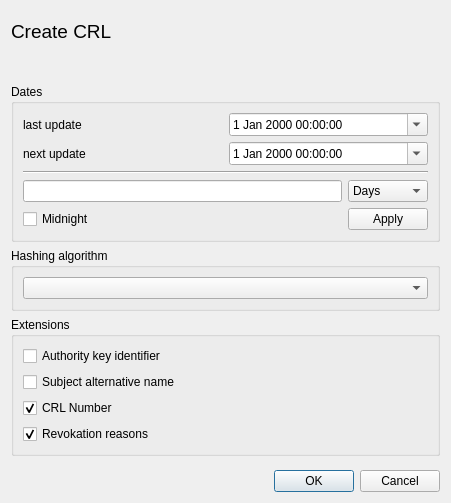
The window that ui/NewCrl.ui (chris2511/xca) describes before a commit, drawn with Qt 5.
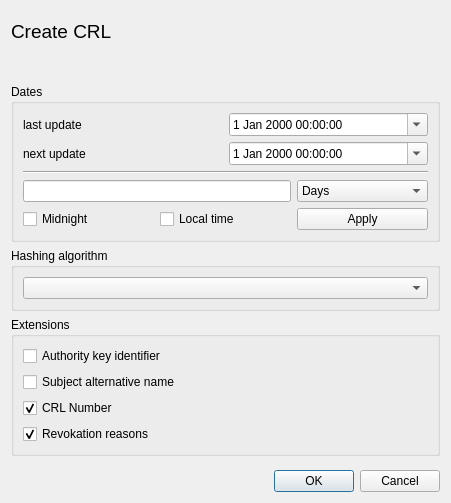
The same window after the commit. Custom widgets are drawn as their Qt base class.

```diff
--- a/ui/NewCrl.ui
+++ b/ui/NewCrl.ui
@@ -131,10 +131,10 @@
       </item>
       <item>
        <layout class="QGridLayout" name="gridLayout">
-        <item row="0" column="0">
+        <item row="0" column="0" colspan="2">
          <widget class="QLineEdit" name="validNumber"/>
         </item>
-        <item row="0" column="1">
+        <item row="0" column="2">
          <widget class="QComboBox" name="validRange">
           <item>
            <property name="text">
@@ -161,6 +161,13 @@
          </widget>
         </item>
         <item row="1" column="1">
+         <widget class="QCheckBox" name="checkBox">
+          <property name="text">
+           <string>Local time</string>
+          </property>
+         </widget>
+        </item>
+        <item row="1" column="2">
          <widget class="QPushButton" name="applyTime">
           <property name="text">
            <string>Apply</string>
```
Left out of the diff: 55 changed lines with no effect on the pictures.
